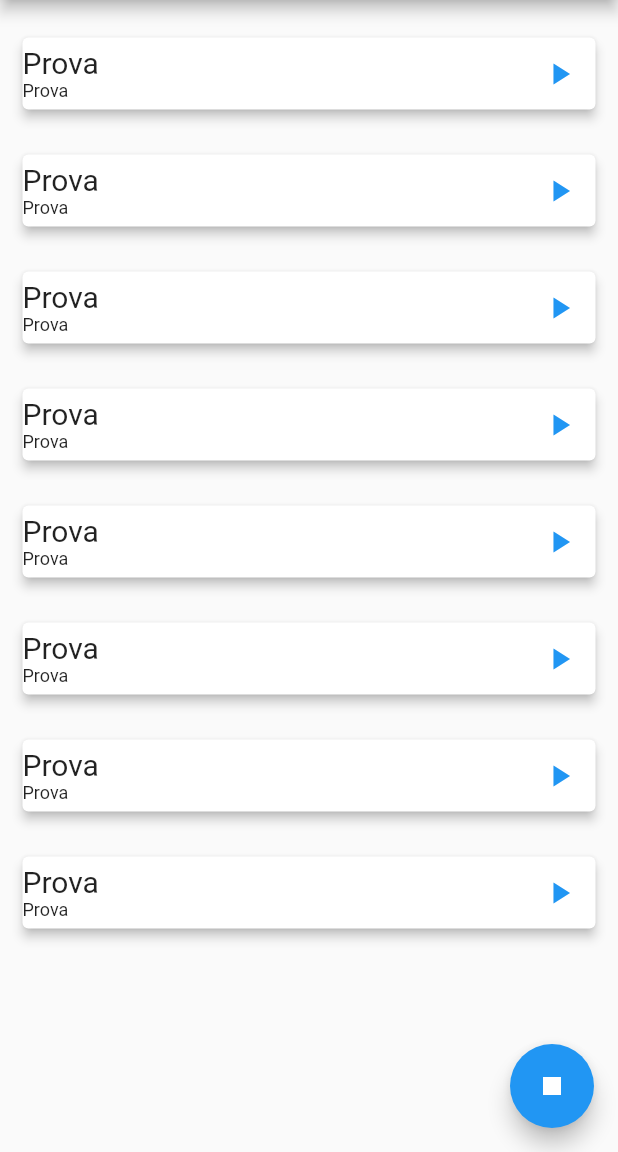
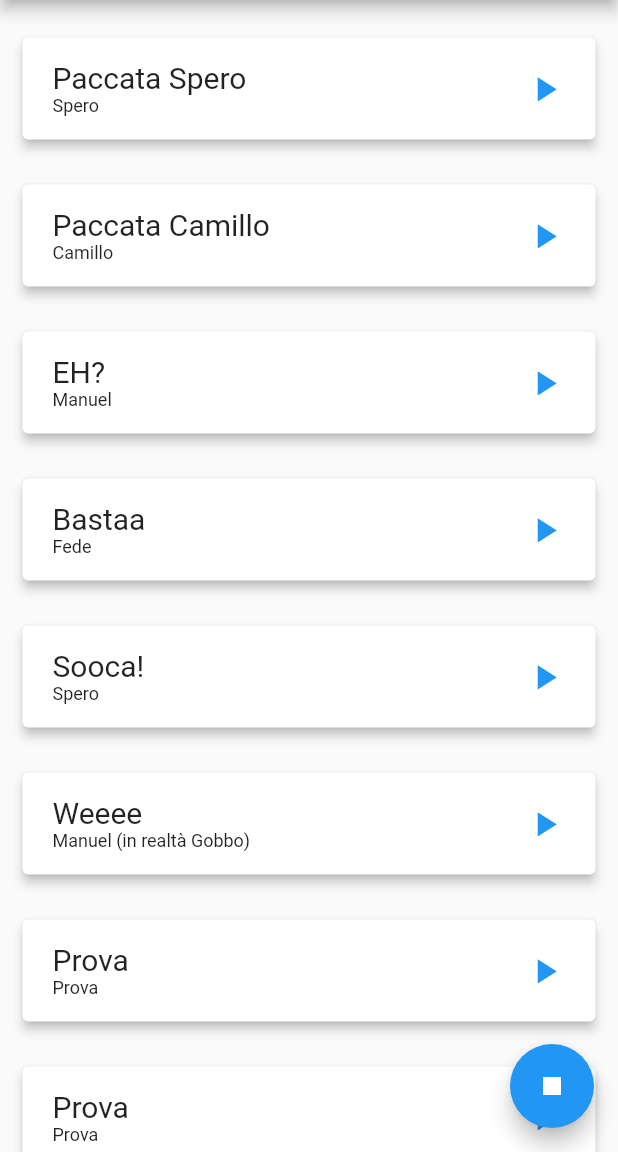
Before and after one commit to AleSpero/SuoniCani, a Flutter app: the screen it shows after launch, on a phone screen of 412 x 824 dp, the part 84-1236 px from its top. Run offline on Flutter 3.47's test engine with Material 2 defaults, Android fonts, the phone set to English and light mode, and no system bars; missing offline and left inert: audioplayer.

```diff
--- a/lib/main.dart
+++ b/lib/main.dart
@@ -70,14 +70,14 @@ class MainViewState extends State<MainView> {
   }
 
   void initAudioList() {
-    sounds.add(new SoundItem(description: "Prova", soundFileName: "prova"));
-    sounds.add(new SoundItem(description: "Prova", soundFileName: "prova"));
-    sounds.add(new SoundItem(description: "Prova", soundFileName: "prova"));
-    sounds.add(new SoundItem(description: "Prova", soundFileName: "prova"));
-    sounds.add(new SoundItem(description: "Prova", soundFileName: "prova"));
-    sounds.add(new SoundItem(description: "Prova", soundFileName: "prova"));
-    sounds.add(new SoundItem(description: "Prova", soundFileName: "prova"));
-    sounds.add(new SoundItem(description: "Prova", soundFileName: "prova"));
+    sounds.add(new SoundItem(description: "Paccata Spero", author: "Spero", soundFileName: "prova"));
+    sounds.add(new SoundItem(description: "Paccata Camillo",  author: "Camillo",soundFileName: "prova"));
+    sounds.add(new SoundItem(description: "EH?",  author: "Manuel",soundFileName: "prova"));
+    sounds.add(new SoundItem(description: "Bastaa",  author: "Fede",soundFileName: "prova"));
+    sounds.add(new SoundItem(description: "Sooca!",  author: "Spero",soundFileName: "prova"));
+    sounds.add(new SoundItem(description: "Weeee",  author: "Manuel (in realtà Gobbo)",soundFileName: "prova"));
+    sounds.add(new SoundItem(description: "Prova",  author: "Prova",soundFileName: "prova"));
+    sounds.add(new SoundItem(description: "Prova",  author: "Prova",soundFileName: "prova"));
   }
 
   @override
@@ -110,9 +110,10 @@ class MainViewState extends State<MainView> {
 
 class SoundItem extends StatefulWidget {
   final String description;
+  final String author;
   final soundFileName; //giusto?
 
-  SoundItem({Key key, this.description, this.soundFileName}) : super(key: key);
+  SoundItem({Key key, this.description, this.author, this.soundFileName}) : super(key: key);
 
   @override
   State<StatefulWidget> createState() => new SoundItemState();
@@ -132,16 +133,23 @@ class SoundItemState extends State<SoundItem> {
         child: new Row(
           children: <Widget>[
             new Expanded(
-              child: new Column(
+              child: new Container(
+                child: new Column(
                 crossAxisAlignment: CrossAxisAlignment.start,
                 children: <Widget>[
                   new Text(widget.description, style: new TextStyle(fontSize: 20.0)),
-                new Text("Prova", style:  new TextStyle(fontSize: 12.0))],
+                new Text(widget.author, style:  new TextStyle(fontSize: 12.0))],
               ),
+                padding: EdgeInsets.only(left: 20.0, top: 15.0, bottom: 15.0),
+              )
             ),
-            new IconButton(
+            new Container(
+                padding: EdgeInsets.all(10.0),
+            child : new IconButton(
+                iconSize: 27.5,
                 icon: new Icon(iconState, color: Theme.of(context).primaryColor),
                 onPressed: () => manageSound(widget.soundFileName))
+            )
           ],
         ),
       ),
--- a/pubspec.yaml
+++ b/pubspec.yaml
@@ -7,6 +7,7 @@ dependencies:
   # The following adds the Cupertino Icons font to your application.
   # Use with the CupertinoIcons class for iOS style icons.
   audioplayer: ^0.4.0
+  cloud_firestore: ^0.7.0
   cupertino_icons: ^0.1.0
 
 dev_dependencies:
```
Also changed, not shown: 8 other files.
